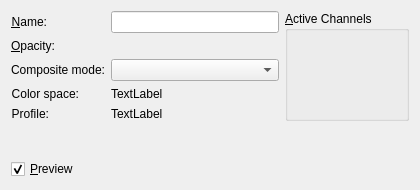
KDE/krita, file krita/ui/forms/wdglayerproperties.ui: the form before one commit.
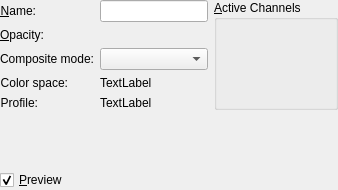
The form after the commit. Custom widgets are drawn as their Qt base class.

What changed in the file:
```diff
--- a/krita/ui/forms/wdglayerproperties.ui
+++ b/krita/ui/forms/wdglayerproperties.ui
@@ -2,14 +2,6 @@
 <ui version="4.0">
  <class>WdgLayerProperties</class>
  <widget class="QWidget" name="WdgLayerProperties">
-  <property name="geometry">
-   <rect>
-    <x>0</x>
-    <y>0</y>
-    <width>420</width>
-    <height>190</height>
-   </rect>
-  </property>
   <property name="minimumSize">
    <size>
     <width>0</width>
@@ -17,6 +9,18 @@
    </size>
   </property>
   <layout class="QGridLayout" name="gridLayout">
+   <property name="leftMargin">
+    <number>0</number>
+   </property>
+   <property name="topMargin">
+    <number>0</number>
+   </property>
+   <property name="rightMargin">
+    <number>0</number>
+   </property>
+   <property name="bottomMargin">
+    <number>0</number>
+   </property>
    <item row="0" column="0">
     <layout class="QFormLayout" name="formLayout">
      <item row="0" column="0">
@@ -49,7 +53,14 @@
       </widget>
      </item>
      <item row="1" column="1">
-      <widget class="KisSliderSpinBox" name="intOpacity" native="true"/>
+      <widget class="KisSliderSpinBox" name="intOpacity" native="true">
+       <property name="sizePolicy">
+        <sizepolicy hsizetype="MinimumExpanding" vsizetype="Preferred">
+         <horstretch>0</horstretch>
+         <verstretch>0</verstretch>
+        </sizepolicy>
+       </property>
+      </widget>
      </item>
      <item row="2" column="0">
       <widget class="QLabel" name="textLabel4">
@@ -132,8 +143,8 @@
      </property>
      <property name="sizeHint" stdset="0">
       <size>
-       <width>126</width>
-       <height>78</height>
+       <width>1</width>
+       <height>1</height>
       </size>
      </property>
     </spacer>
@@ -151,16 +162,16 @@
   </layout>
  </widget>
  <customwidgets>
-  <customwidget>
-   <class>KisSliderSpinBox</class>
-   <extends>QWidget</extends>
-   <header>kis_slider_spin_box.h</header>
-  </customwidget>
   <customwidget>
    <class>KisCompositeOpComboBox</class>
    <extends>QComboBox</extends>
    <header>widgets/kis_cmb_composite.h</header>
   </customwidget>
+  <customwidget>
+   <class>KisSliderSpinBox</class>
+   <extends>QWidget</extends>
+   <header>kis_slider_spin_box.h</header>
+  </customwidget>
  </customwidgets>
  <resources/>
  <connections/>
```
